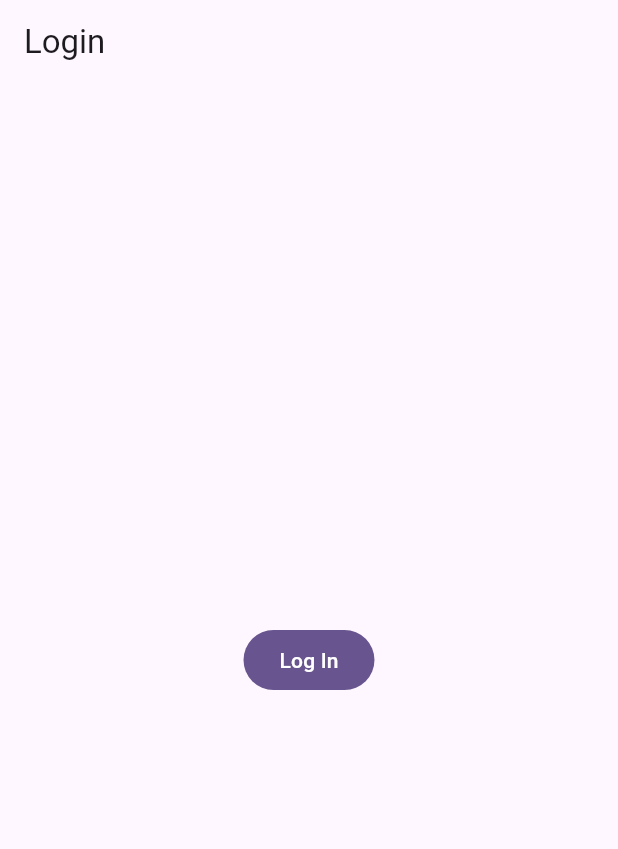
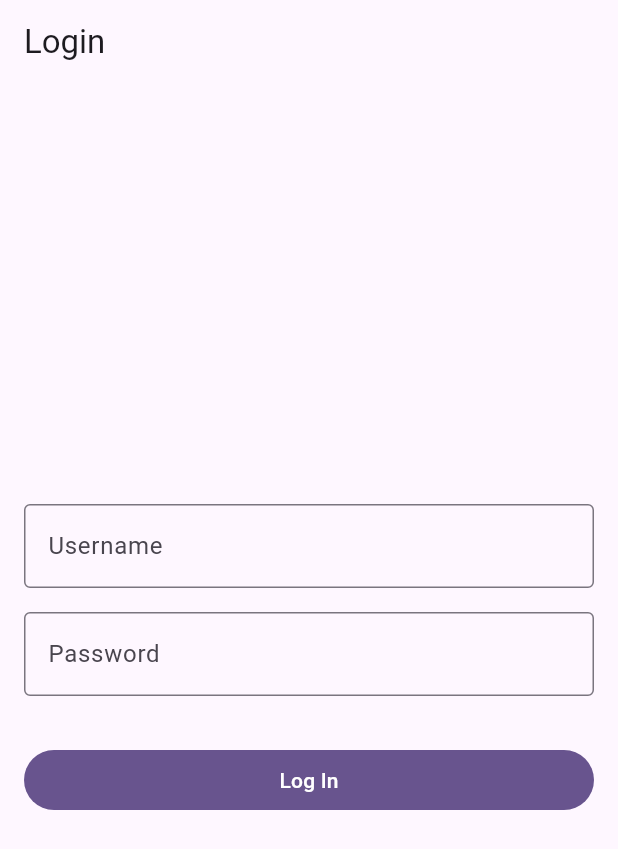
Before and after one commit to jossean-rivera/homework4, a Flutter app: the LoginPage screen opened by its route, after a tap on "Log In", on a phone screen of 412 x 824 dp. Shown: the top 849 px of the screen. Run offline on Flutter 3.47's test engine with Material 3 defaults, Android fonts, the phone set to English and light mode, and no system bars; our stand-ins replace bloc, flutter_bloc, go_router.

Commit message:
Add empty username and password textboxes in login page

```diff
--- a/lib/pages/login_page.dart
+++ b/lib/pages/login_page.dart
@@ -7,17 +7,47 @@ class LoginPage extends StatelessWidget {
 
   @override
   Widget build(BuildContext context) {
+    final TextEditingController usernameController = TextEditingController();
+    final TextEditingController passwordController = TextEditingController();
+
     return Scaffold(
       appBar: AppBar(
         title: const Text("Login"),
       ),
-      body: Center(
-        child: FilledButton(
-          child: const Text("Log In"),
-          onPressed: () {
-            BlocProvider.of<AuthenticationBloc>(context)
-                .add(AuthenticationLoginEvent());
-          },
+      body: Padding(
+        padding: const EdgeInsets.all(16.0),
+        child: Column(
+          mainAxisAlignment: MainAxisAlignment.center,
+          crossAxisAlignment: CrossAxisAlignment.stretch,
+          children: [
+            TextField( // Add username textbox
+              controller: usernameController,
+              decoration: const InputDecoration(
+                labelText: "Username",
+                border: OutlineInputBorder(),
+              ),
+            ),
+            const SizedBox(height: 16), // Add space
+            TextField(  // Add password textbox
+              controller: passwordController,
+              obscureText: true,
+              decoration: const InputDecoration(
+                labelText: "Password",
+                border: OutlineInputBorder(),
+              ),
+            ),
+            const SizedBox(height: 32), // Add space
+            FilledButton( //  Add login button
+              child: const Text("Log In"),
+              onPressed: () {
+
+                // Trigger login with authentication bloc
+                BlocProvider.of<AuthenticationBloc>(context).add(
+                  AuthenticationLoginEvent(),
+                );
+              },
+            ),
+          ],
         ),
       ),
     );
```
